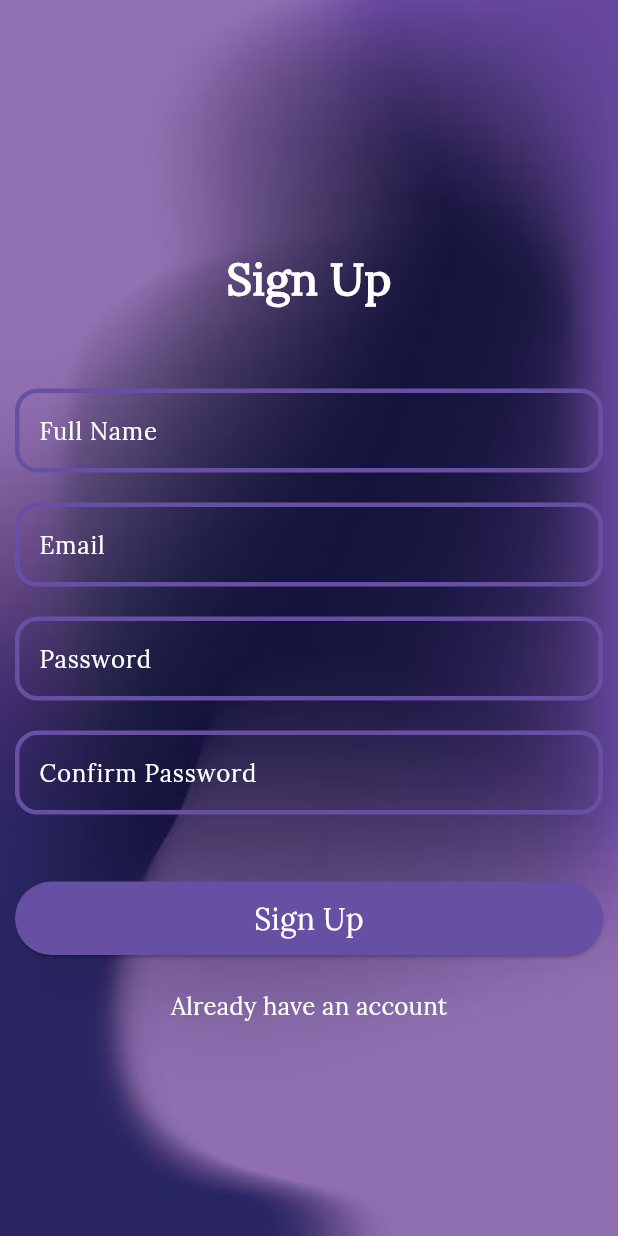
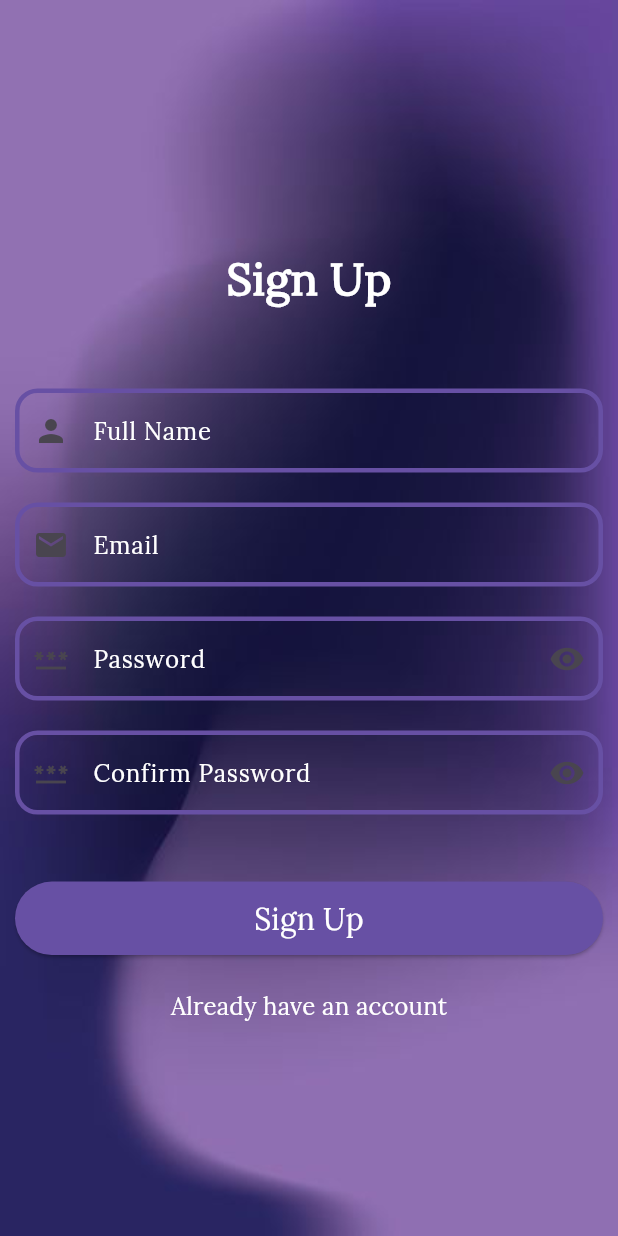
Before and after one commit to MoNia1126/shopping_app, a Flutter app: the screen it shows after launch, on a phone screen of 412 x 824 dp. Run offline on Flutter 3.47's test engine with Material 3 defaults, Android fonts, the phone set to English and light mode, and no system bars.

Commit message:
Add Icons and make password visible and not visible

```diff
--- a/lib/screens/sign_up_screen.dart
+++ b/lib/screens/sign_up_screen.dart
@@ -10,6 +10,7 @@ class SignUpScreen extends StatefulWidget {
 }
 
 class _SignUpScreenState extends State<SignUpScreen> {
+  bool hidePassword = true;
   final TextEditingController fullNameController = TextEditingController();
 
   final TextEditingController emailController = TextEditingController();
@@ -55,6 +56,7 @@ class _SignUpScreenState extends State<SignUpScreen> {
                     CustomTextFormField(
                       label: 'Full Name',
                       controller: fullNameController,
+                      prefixIcon: Icon(Icons.person),
                       validator: (text) {
                         if (text == null || text.trim().isEmpty) {
                           return 'Please Enter Full Name';
@@ -69,6 +71,7 @@ class _SignUpScreenState extends State<SignUpScreen> {
                       label: 'Email',
                       keyboardType: TextInputType.emailAddress,
                       controller: emailController,
+                      prefixIcon: Icon(Icons.email),
                       validator: (text) {
                         if (text == null ||
                             text.trim().isEmpty ||
@@ -88,7 +91,15 @@ class _SignUpScreenState extends State<SignUpScreen> {
                       label: 'Password',
                       keyboardType: TextInputType.number,
                       controller: passwordController,
-                      obscureText: true,
+                      prefixIcon: Icon(Icons.password),
+                      obscureText: hidePassword,
+                      suffixIcon: IconButton(
+                          onPressed: () {
+                            togglePassword();
+                          },
+                          icon: Icon(hidePassword
+                              ? Icons.visibility
+                              : Icons.visibility_off)),
                       validator: (text) {
                         if (text == null || text.trim().isEmpty) {
                           return 'Please Enter Password';
@@ -103,7 +114,15 @@ class _SignUpScreenState extends State<SignUpScreen> {
                       label: 'Confirm Password',
                       keyboardType: TextInputType.number,
                       controller: confirmPasswordController,
-                      obscureText: true,
+                      prefixIcon: Icon(Icons.password),
+                      obscureText: hidePassword,
+                      suffixIcon: IconButton(
+                          onPressed: () {
+                            togglePassword();
+                          },
+                          icon: Icon(hidePassword
+                              ? Icons.visibility
+                              : Icons.visibility_off)),
                       validator: (text) {
                         if (text == null || text.trim().isEmpty) {
                           return 'Please Enter Confirm Password';
@@ -192,4 +211,9 @@ class _SignUpScreenState extends State<SignUpScreen> {
       );
     }
   }
+
+  togglePassword() {
+    hidePassword = !hidePassword;
+    setState(() {});
+  }
 }
```
